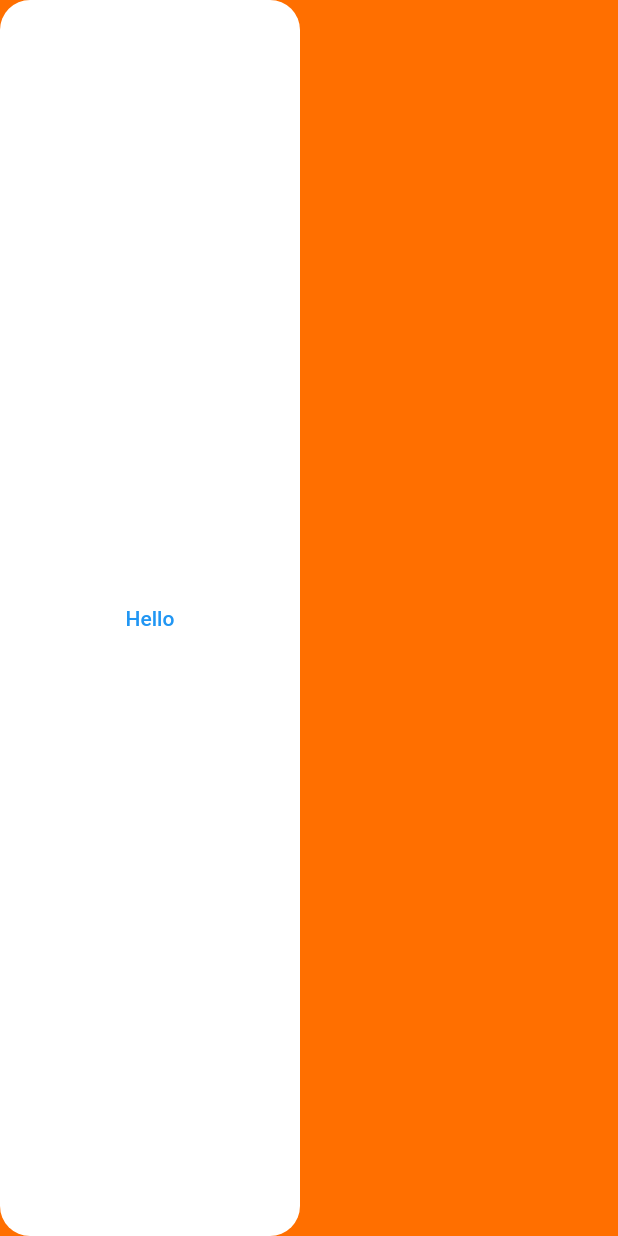
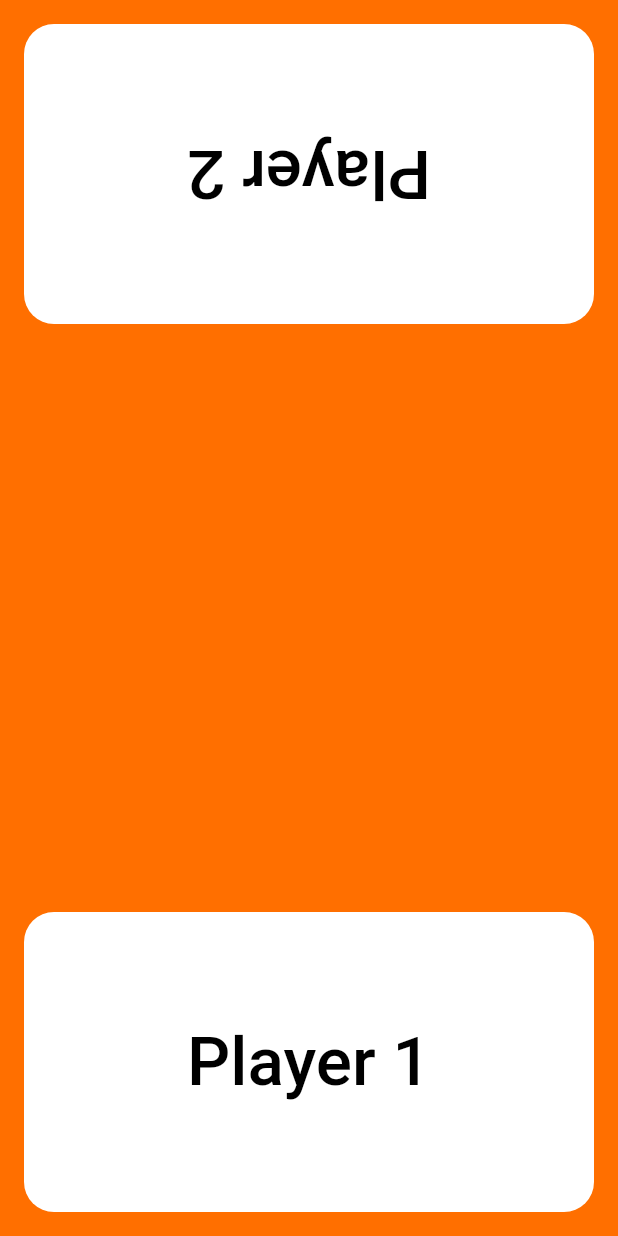
Before and after one commit to Trotter84/tap_attack, a Flutter app: the screen it shows after launch, on a phone screen of 412 x 824 dp. Run offline on Flutter 3.47's test engine with Material 2 defaults, Android fonts, the phone set to English and light mode, and no system bars.

Commit message:
each players button is made and in place working

```diff
--- a/lib/main.dart
+++ b/lib/main.dart
@@ -12,25 +12,63 @@ class TapFight extends StatelessWidget {
     return MaterialApp(
       home: Scaffold(
         backgroundColor: Colors.amber.shade900,
-        body: Column(
-          crossAxisAlignment: CrossAxisAlignment.center,
+        body: SafeArea(
+          child: Column(
+            mainAxisAlignment: MainAxisAlignment.spaceBetween,
             children: [
-            Expanded(
+              Padding(
+                padding: const EdgeInsets.all(16.0),
                 child: Container(
                   height: 200.0,
-                width: 200.0,
+                  width: double.infinity,
                   decoration: BoxDecoration(
                     borderRadius: BorderRadius.all(Radius.circular(20)),
                     color: Colors.white,
                   ),
                   child: TextButton(
-                  onPressed: () {print('Button Registered');}, child: Text('Hello'),
+                    onPressed: () {
+                      print('Button 2 Registered');
+                    },
+                    child: RotationTransition(
+                      turns: AlwaysStoppedAnimation(180 / 360),
+                      child: Text(
+                        "Player 2",
+                        style: TextStyle(
+                          fontSize: 45.0,
+                          color: Colors.black,
+                        ),
+                      ),
+                    ),
+                  ),
+                ),
+              ),
+              Padding(
+                padding: const EdgeInsets.all(16.0),
+                child: Container(
+                  height: 200.0,
+                  width: double.infinity,
+                  decoration: BoxDecoration(
+                    borderRadius: BorderRadius.all(Radius.circular(20)),
+                    color: Colors.white,
+                  ),
+                  child: TextButton(
+                    onPressed: () {
+                      print('Button 1 Registered');
+                    },
+                    child: Text(
+                      "Player 1",
+                      style: TextStyle(
+                        fontSize: 45.0,
+                        color: Colors.black,
+                      ),
+                    ),
                   ),
                 ),
               ),
             ],
           ),
         ),
+      ),
     );
   }
 }
```
Also changed, not shown: 2 other files. Lines whose indentation alone changed are shown as unchanged.
